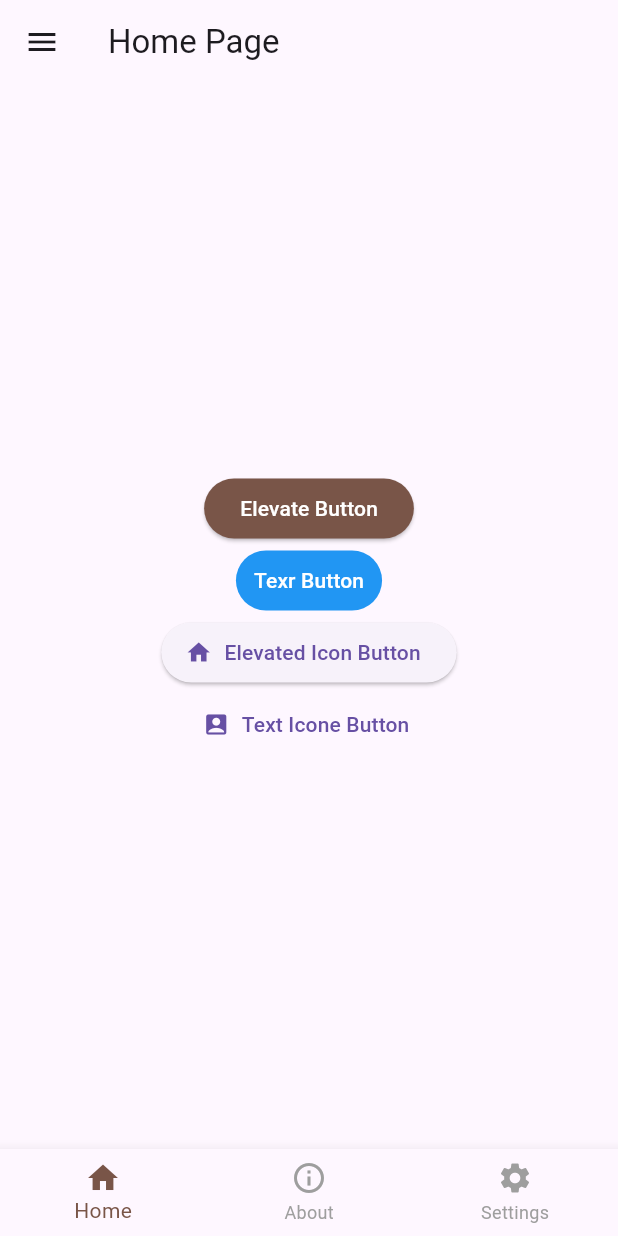
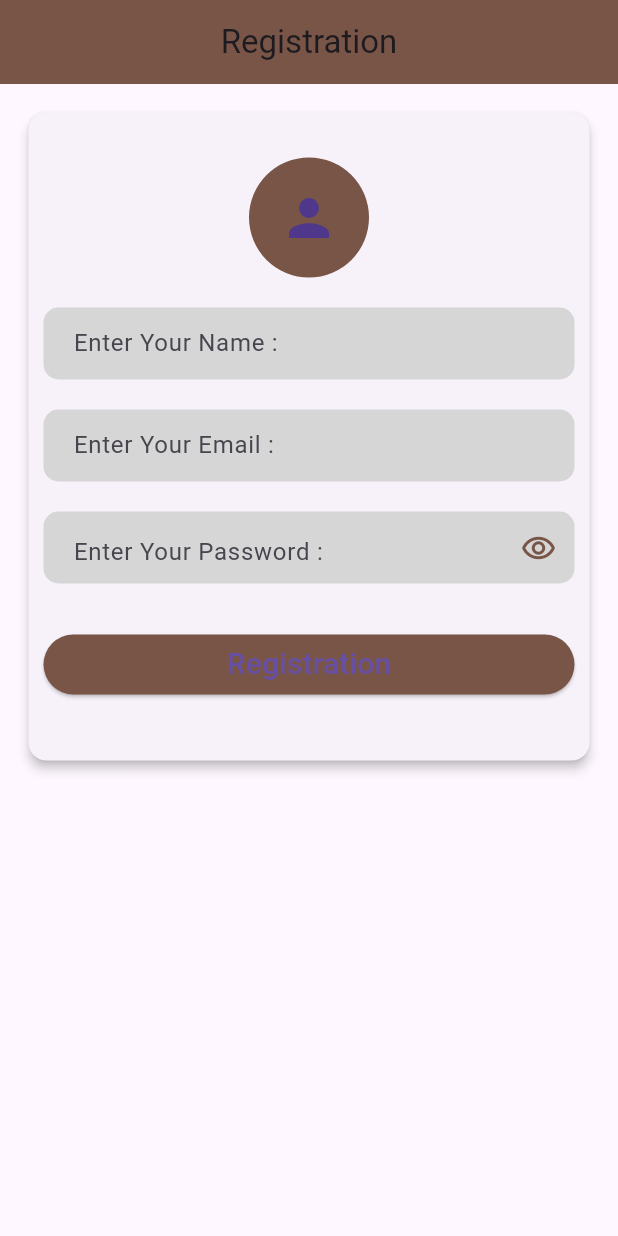
Before and after one commit to Krishnakm51/flutter_application_1, a Flutter app: the screen it shows after launch, on a phone screen of 412 x 824 dp. Run offline on Flutter 3.47's test engine with Material 3 defaults, Android fonts, the phone set to English and light mode, and no system bars.

Commit message:
Form Page Design

```diff
--- /dev/null
+++ b/lib/dashbordPage.dart
@@ -0,0 +1,148 @@
+import 'package:flutter/material.dart';
+
+class DashbordPage extends StatefulWidget{
+  const DashbordPage({Key? key}) : super(key: key);
+
+  @override
+  State<DashbordPage> createState() => _DashbordPage();
+}
+
+
+class _DashbordPage extends State<DashbordPage> {
+  final _key = GlobalKey<FormState>();
+  TextEditingController nameClt = TextEditingController();
+  TextEditingController emailClt = TextEditingController();
+  TextEditingController passwordClt = TextEditingController();
+
+  bool secureText = true;
+  final beownColor = Colors.brown;
+
+  @override
+  Widget build(BuildContext context) {
+    return Scaffold(
+      appBar: AppBar(
+        title: Text('Registration'),
+        backgroundColor: beownColor,
+        elevation: 0.0,
+        centerTitle: true,
+      ),
+      body: SingleChildScrollView(
+        child: Container(
+          margin:EdgeInsets.all(15.0) ,
+          width: MediaQuery.of(context).size.width,
+          child: Form(
+            key:  _key,
+            child: Card(
+              elevation: 3.0,
+              child: Padding(
+                padding: const EdgeInsets.all(10.0),
+                child: Column(
+                  mainAxisAlignment: MainAxisAlignment.center,
+                  crossAxisAlignment: CrossAxisAlignment.center,
+                  children: [
+                    SizedBox(height: 20.0),
+                    CircleAvatar(
+                      radius: 40.0,
+                      backgroundColor: beownColor,
+                      child: Icon(Icons.person,size: 40.0,),
+                    ),
+                    SizedBox(height: 20.0),
+                    Container(
+                      decoration: BoxDecoration(
+                        color: Colors.grey[350],
+                        borderRadius: BorderRadius.circular(10.0)
+                      ),
+                      child: TextFormField(
+                        controller: nameClt,
+                        decoration: InputDecoration(
+                          border: InputBorder.none,
+                          hintText: "Enter Your Name : ",
+                          contentPadding: EdgeInsets.only(left : 20.0),
+                        ),
+                        validator: (value){
+                          if(value!.isEmpty) {
+                            return 'emptey filed';
+                          }
+                          return null;
+                        },
+                      )),
+                      SizedBox(height: 20.0),
+                    Container(
+                      decoration: BoxDecoration(
+                        color: Colors.grey[350],
+                        borderRadius: BorderRadius.circular(10.0)
+                      ),
+                      child: TextFormField(
+                        controller: emailClt,
+                        decoration: InputDecoration(
+                          border: InputBorder.none,
+                          hintText: "Enter Your Email : ",
+                          contentPadding: EdgeInsets.only(left : 20.0),
+                        ),
+                        validator: (value){
+                          if(value!.isEmpty) {
+                            return 'emptey filed';
+                          }
+                          return null;
+                        },
+                      )),
+                      SizedBox(height: 20.0),
+                    Container(
+                      decoration: BoxDecoration(
+                        color: Colors.grey[350],
+                        borderRadius: BorderRadius.circular(10.0)
+                      ),
+                      child: TextFormField(
+                        controller: passwordClt,
+                        obscureText: secureText,
+                        decoration: InputDecoration(
+                          border: InputBorder.none,
+                          hintText: "Enter Your Password : ",
+                          contentPadding: EdgeInsets.only(left : 20.0,top: 15.0),
+                          suffixIcon: InkWell(
+                            onTap: (){
+                              setState(() {
+                                //secureText=!secureText;
+                                passwordClt.clear();
+                                nameClt.clear();
+                                emailClt.clear();
+                              });
+                            },
+                            child: Icon(secureText?Icons.remove_red_eye_outlined: Icons.remove_red_eye,color: beownColor,))
+                        ),
+                        validator: (value){
+                          if(value!.isEmpty) {
+                            return 'emptey filed';
+                          }
+                          return null;
+                        },
+                      )),
+                      SizedBox(height: 30.0),
+                      Container(
+                        width: MediaQuery.of(context).size.width,
+                        child: ElevatedButton(onPressed: (){
+                          if(_key.currentState!.validate()){
+                            _key.currentState!.save();
+                            print(nameClt.text);
+                            print(emailClt.text);
+                            print(passwordClt.text);
+                          }
+                        },
+                          style: ElevatedButton.styleFrom(
+                            backgroundColor: beownColor
+                          ),
+                         child: Text('Registration',style: TextStyle(fontSize: 20.0))
+
+                        ),
+                      ),
+                      SizedBox(height: 30.0)
+                  ],
+                ),
+              ),
+            ),
+          ),
+        ),
+      ),
+    );
+  }
+}
--- a/lib/main.dart
+++ b/lib/main.dart
@@ -1,7 +1,7 @@
 import 'package:flutter/material.dart';
-import 'package:flutter_application_1/bottom_nav.dart';
 //import 'package:flutter_application_1/home.dart';
 //import 'package:flutter_application_1/home1.dart';
+import 'package:flutter_application_1/dashbordPage.dart';
 
 
 
@@ -15,7 +15,7 @@ class MyWidget extends StatelessWidget {
   @override
   Widget build(BuildContext context) {
     return MaterialApp(
-      home: BottomNavBar(),
+      home: DashbordPage(),
     );
   }
 }
```
